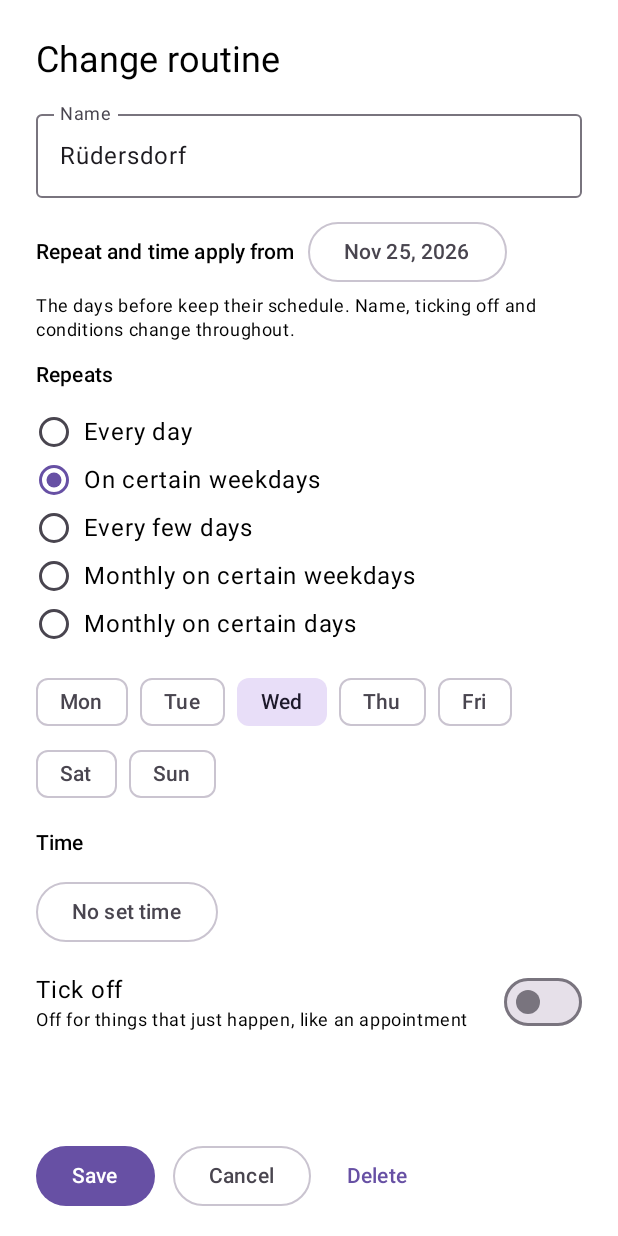
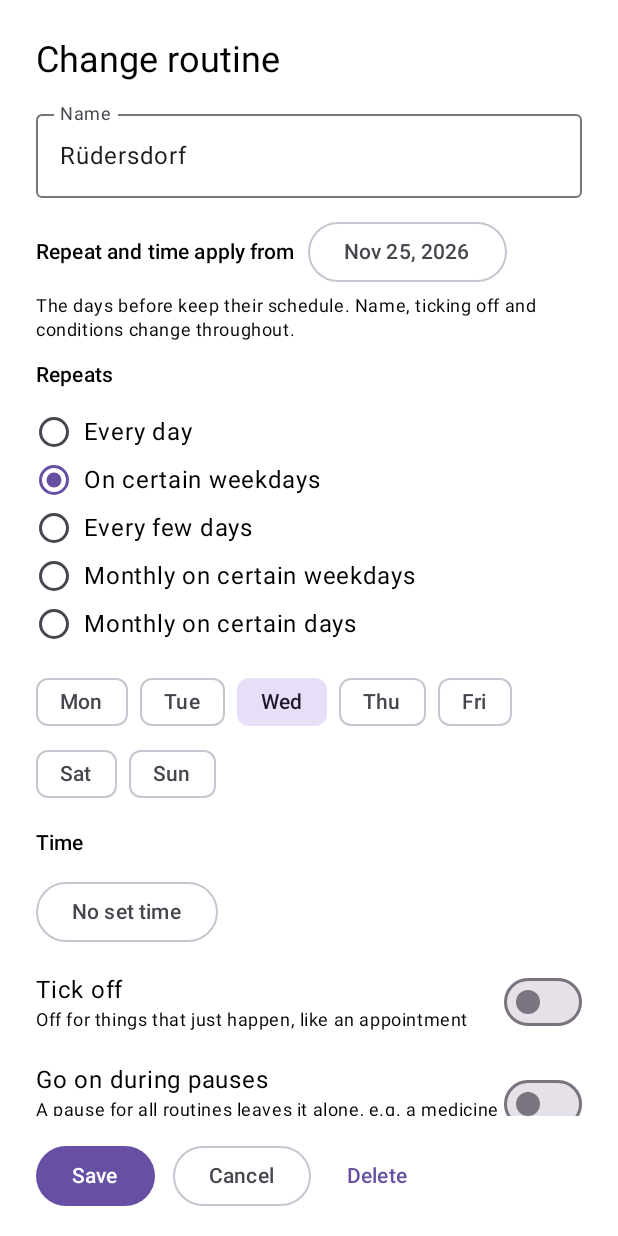
Before and after one commit to steppicrew/android-kladde, an Android app built with Jetpack Compose: the @Preview function RoutineEditorPreview, on a phone screen of 412 x 824 dp. Run offline under Robolectric (Android 15) with nearby library versions, the phone set to English and light mode, and no system bars.

Commit message:
feat(routines): routines that go on during pauses, version 10
A routine can be set to go on during pauses for all routines, e.g. a
medicine on vacation; a pause that names it still pauses it. The pause
list says "all routines except ...". Version 10 only adds a column
that is off for existing routines. The form's switch and radio rows are
shared in their own file.

```diff
--- a/core/data/src/main/kotlin/de/steppicrew/kladde/data/Entities.kt
+++ b/core/data/src/main/kotlin/de/steppicrew/kladde/data/Entities.kt
@@ -89,6 +89,7 @@ internal data class RoutineEntity(
     val time: String?,
     val checkable: Boolean,
     @ColumnInfo(name = "created_at") val createdAt: Long,
+    @ColumnInfo(name = "ignores_pauses", defaultValue = "0") val ignoresPauses: Boolean,
 )
 
 /** Done or skipped for one occurrence; the date is ISO yyyy-MM-dd, so text order is date order. */
--- a/core/data/src/main/kotlin/de/steppicrew/kladde/data/KladdeDatabase.kt
+++ b/core/data/src/main/kotlin/de/steppicrew/kladde/data/KladdeDatabase.kt
@@ -20,9 +20,10 @@ import androidx.room.RoomDatabase
         RoutineExtraEntity::class,
         ScheduleVersionEntity::class,
     ],
-    version = 9,
+    version = 10,
     // Each step only adds: 2 sub_type_labels, 3 columns to it, 4 the routine tables, 5 block_rules,
-    // 6 occurrence_overrides, 7 routine_pauses, 8 routine_extras, 9 routine_schedule_versions.
+    // 6 occurrence_overrides, 7 routine_pauses, 8 routine_extras, 9 routine_schedule_versions,
+    // 10 routines.ignores_pauses.
     autoMigrations = [
         AutoMigration(from = 1, to = 2),
         AutoMigration(from = 2, to = 3),
@@ -32,6 +33,7 @@ import androidx.room.RoomDatabase
         AutoMigration(from = 6, to = 7),
         AutoMigration(from = 7, to = 8),
         AutoMigration(from = 8, to = 9),
+        AutoMigration(from = 9, to = 10),
     ],
 )
 abstract class KladdeDatabase : RoomDatabase() {
--- a/core/data/src/main/kotlin/de/steppicrew/kladde/data/RoutineMapping.kt
+++ b/core/data/src/main/kotlin/de/steppicrew/kladde/data/RoutineMapping.kt
@@ -22,6 +22,7 @@ internal fun RoutineEntity.toModel(versions: List<ScheduleVersionEntity> = empty
             time = time?.let(LocalTime::parse),
             checkable = checkable,
             createdAt = Instant.ofEpochMilli(createdAt),
+            ignoresPauses = ignoresPauses,
             earlier =
                 versions.mapNotNull { version ->
                     Recurrence.fromRrule(version.rrule)?.let {
@@ -43,6 +44,7 @@ internal fun Routine.toEntity() =
         time = time?.toString(),
         checkable = checkable,
         createdAt = createdAt.toEpochMilli(),
+        ignoresPauses = ignoresPauses,
     )
 
 internal fun RoutineCompletionEntity.toModel() =
--- a/core/model/src/main/kotlin/de/steppicrew/kladde/model/Routine.kt
+++ b/core/model/src/main/kotlin/de/steppicrew/kladde/model/Routine.kt
@@ -41,6 +41,11 @@ data class Routine(
     val createdAt: Instant,
     /** The schedules before [startDate], oldest first; the first one's start is the routine's. */
     val earlier: List<ScheduleVersion> = emptyList(),
+    /**
+     * Goes on during pauses for all routines, e.g. taking a medicine on vacation; a pause that
+     * names it still pauses it.
+     */
+    val ignoresPauses: Boolean = false,
 ) {
     private val current get() = ScheduleVersion(startDate, recurrence, time)
 
--- /dev/null
+++ b/feature/routines/src/main/kotlin/de/steppicrew/kladde/routines/FormRows.kt
@@ -0,0 +1,55 @@
+package de.steppicrew.kladde.routines
+
+import androidx.compose.foundation.layout.Column
+import androidx.compose.foundation.layout.Row
+import androidx.compose.foundation.layout.fillMaxWidth
+import androidx.compose.foundation.layout.padding
+import androidx.compose.foundation.selection.selectable
+import androidx.compose.foundation.selection.toggleable
+import androidx.compose.material3.MaterialTheme
+import androidx.compose.material3.RadioButton
+import androidx.compose.material3.Switch
+import androidx.compose.material3.Text
+import androidx.compose.runtime.Composable
+import androidx.compose.ui.Alignment
+import androidx.compose.ui.Modifier
+import androidx.compose.ui.res.stringResource
+import androidx.compose.ui.semantics.Role
+import androidx.compose.ui.unit.dp
+
+/** A radio choice; the whole row is the target. */
+@Composable
+internal fun Choice(
+    label: String,
+    selected: Boolean,
+    onSelect: () -> Unit,
+) {
+    Row(
+        Modifier.fillMaxWidth().selectable(selected = selected, onClick = onSelect, role = Role.RadioButton).padding(vertical = 4.dp),
+        verticalAlignment = Alignment.CenterVertically,
+    ) {
+        // The row handles the click, so screen readers announce one control.
+        RadioButton(selected = selected, onClick = null)
+        Text(label, Modifier.padding(start = 8.dp))
+    }
+}
+
+/** A labelled switch; the whole row toggles, so screen readers announce one control. */
+@Composable
+internal fun SwitchRow(
+    label: Int,
+    hint: Int,
+    checked: Boolean,
+    onChange: (Boolean) -> Unit,
+) {
+    Row(
+        Modifier.fillMaxWidth().toggleable(checked, role = Role.Switch, onValueChange = onChange).padding(vertical = 4.dp),
+        verticalAlignment = Alignment.CenterVertically,
+    ) {
+        Column(Modifier.weight(1f)) {
+            Text(stringResource(label))
+            Text(stringResource(hint), style = MaterialTheme.typography.bodySmall)
+        }
+        Switch(checked = checked, onCheckedChange = null)
+    }
+}
--- a/feature/routines/src/main/kotlin/de/steppicrew/kladde/routines/RoutineEditor.kt
+++ b/feature/routines/src/main/kotlin/de/steppicrew/kladde/routines/RoutineEditor.kt
@@ -10,9 +10,7 @@ import androidx.compose.foundation.layout.fillMaxSize
 import androidx.compose.foundation.layout.fillMaxWidth
 import androidx.compose.foundation.layout.padding
 import androidx.compose.foundation.rememberScrollState
-import androidx.compose.foundation.selection.selectable
 import androidx.compose.foundation.selection.selectableGroup
-import androidx.compose.foundation.selection.toggleable
 import androidx.compose.foundation.text.KeyboardOptions
 import androidx.compose.foundation.verticalScroll
 import androidx.compose.material3.Button
@@ -20,8 +18,6 @@ import androidx.compose.material3.FilterChip
 import androidx.compose.material3.MaterialTheme
 import androidx.compose.material3.OutlinedButton
 import androidx.compose.material3.OutlinedTextField
-import androidx.compose.material3.RadioButton
-import androidx.compose.material3.Switch
 import androidx.compose.material3.Text
 import androidx.compose.material3.TextButton
 import androidx.compose.runtime.Composable
@@ -32,7 +28,6 @@ import androidx.compose.runtime.setValue
 import androidx.compose.ui.Alignment
 import androidx.compose.ui.Modifier
 import androidx.compose.ui.res.stringResource
-import androidx.compose.ui.semantics.Role
 import androidx.compose.ui.text.input.KeyboardType
 import androidx.compose.ui.tooling.preview.Preview
 import androidx.compose.ui.unit.dp
@@ -127,22 +122,6 @@ private fun Repeat.label(): Int =
         Repeat.MONTHLY_DAYS -> R.string.routines_monthly_days
     }
 
-@Composable
-private fun Choice(
-    label: String,
-    selected: Boolean,
-    onSelect: () -> Unit,
-) {
-    Row(
-        Modifier.fillMaxWidth().selectable(selected = selected, onClick = onSelect, role = Role.RadioButton).padding(vertical = 4.dp),
-        verticalAlignment = Alignment.CenterVertically,
-    ) {
-        // The row handles the click, so screen readers announce one control.
-        RadioButton(selected = selected, onClick = null)
-        Text(label, Modifier.padding(start = 8.dp))
-    }
-}
-
 /** Keeps a draft across rotation and process death as plain values. */
 private val DraftSaver =
     androidx.compose.runtime.saveable.listSaver<RoutineDraft, Any?>(
@@ -157,6 +136,7 @@ private val DraftSaver =
                 it.blockers.toList(),
                 it.nths.toList(),
                 it.monthDays.toList(),
+                it.ignoresPauses,
             )
         },
         restore = { values ->
@@ -171,6 +151,7 @@ private val DraftSaver =
                 blockers = (values[6] as List<String>).toSet(),
                 nths = (values[7] as List<Int>).toSet(),
                 monthDays = (values[8] as List<Int>).toSet(),
+                ignoresPauses = values[9] as Boolean,
             )
         },
     )
@@ -252,19 +233,9 @@ private fun TimeAndTicking(
                 TextButton(onClick = { onChange(draft.copy(time = null)) }) { Text(stringResource(R.string.routines_time_clear)) }
             }
         }
-        Row(
-            Modifier
-                .fillMaxWidth()
-                .toggleable(draft.checkable, role = Role.Switch) { onChange(draft.copy(checkable = it)) }
-                .padding(vertical = 4.dp),
-            verticalAlignment = Alignment.CenterVertically,
-        ) {
-            Column(Modifier.weight(1f)) {
-                Text(stringResource(R.string.routines_checkable))
-                Text(stringResource(R.string.routines_checkable_hint), style = MaterialTheme.typography.bodySmall)
-            }
-            // The row handles the toggle, so screen readers announce one control.
-            Switch(checked = draft.checkable, onCheckedChange = null)
+        SwitchRow(R.string.routines_checkable, R.string.routines_checkable_hint, draft.checkable) { onChange(draft.copy(checkable = it)) }
+        SwitchRow(R.string.routines_ignores_pauses, R.string.routines_ignores_pauses_hint, draft.ignoresPauses) {
+            onChange(draft.copy(ignoresPauses = it))
         }
     }
 }
--- a/feature/routines/src/main/kotlin/de/steppicrew/kladde/routines/RoutineForm.kt
+++ b/feature/routines/src/main/kotlin/de/steppicrew/kladde/routines/RoutineForm.kt
@@ -34,6 +34,8 @@ internal data class RoutineDraft(
     val monthDays: Set<Int> = emptySet(),
     val time: LocalTime? = null,
     val checkable: Boolean = true,
+    /** Goes on during pauses for all routines ([Routine.ignoresPauses]). */
+    val ignoresPauses: Boolean = false,
     /** The ids of the routines this one gives way to. */
     val blockers: Set<String> = emptySet(),
 ) {
@@ -79,7 +81,7 @@ internal data class RoutineDraft(
                 editing.recurrence == recurrence && editing.time == time -> editing
                 else -> editing.withSchedule(recurrence, time, from)
             }
-        return scheduled.copy(title = title.trim(), checkable = checkable)
+        return scheduled.copy(title = title.trim(), checkable = checkable, ignoresPauses = ignoresPauses)
     }
 
     companion object {
@@ -105,6 +107,7 @@ internal data class RoutineDraft(
             }.copy(
                 time = routine.time,
                 checkable = routine.checkable,
+                ignoresPauses = routine.ignoresPauses,
                 blockers = rules.filter { it.routineId == routine.id }.mapTo(HashSet()) { it.blockerId },
             )
     }
--- a/feature/routines/src/main/res/values/strings.xml
+++ b/feature/routines/src/main/res/values/strings.xml
@@ -68,4 +68,7 @@
     <string name="routines_extra">Extra</string>
     <string name="routines_applies_from">Repeat and time apply from</string>
     <string name="routines_applies_from_hint">The days before keep their schedule. Name, ticking off and conditions change throughout.</string>
+    <string name="routines_ignores_pauses">Go on during pauses</string>
+    <string name="routines_ignores_pauses_hint">A pause for all routines leaves it alone, e.g. a medicine on vacation. A pause that names it still pauses it.</string>
+    <string name="routines_pause_all_but">All routines except %1$s</string>
 </resources>
```
Also changed, not shown: core/model/src/main/kotlin/de/steppicrew/kladde/model/RoutinePlan.kt (+5 -4 lines), feature/routines/src/main/kotlin/de/steppicrew/kladde/routines/PausesScreen.kt (+8 -21 lines), 6 other files.
